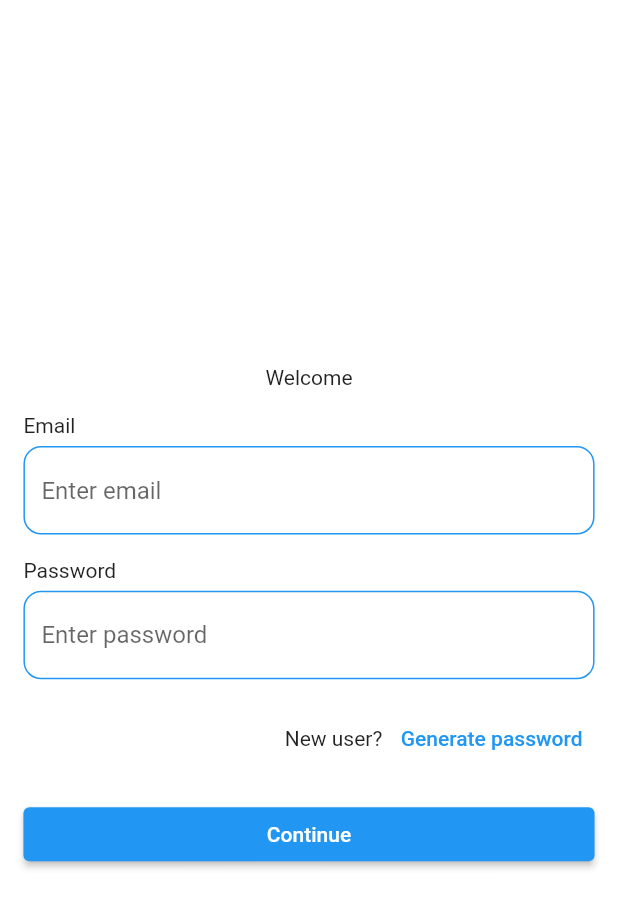
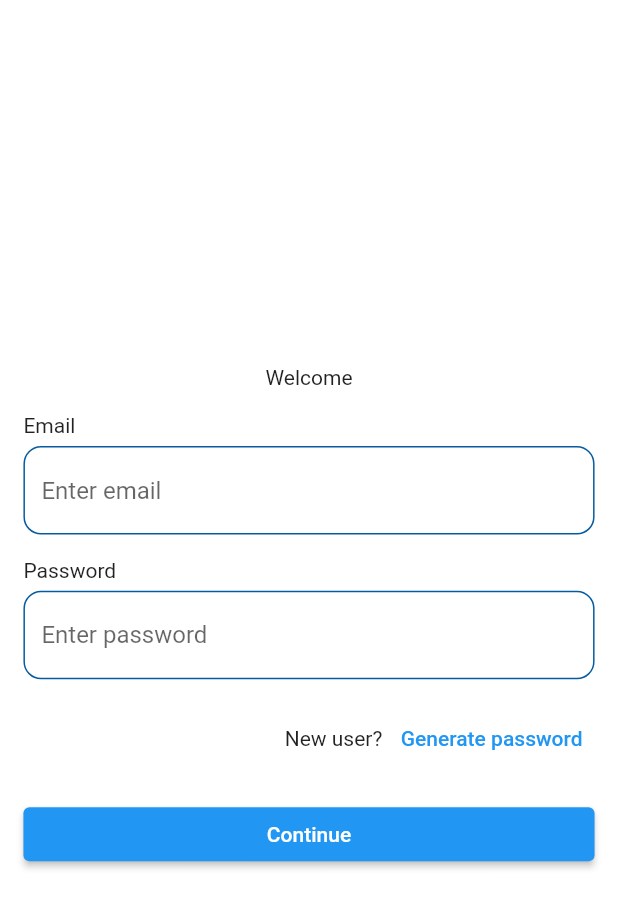
Before and after one commit to Karma-234/portfolio, a Flutter app: the screen it shows after launch, on a phone screen of 412 x 824 dp. Shown: the top 908 px of the screen. Run offline on Flutter 3.47's test engine with Material 2 defaults, Android fonts, the phone set to English and light mode, and no system bars; our stand-ins replace auto_route, firebase_auth, firebase_core, flutter_dotenv, flutter_mobx, flutter_screenutil and 5 more; accounts and stored records are empty; generated files the repository leaves out were written again.

Commit message:
Code format

```diff
--- a/lib/shared_widgets/input_field.dart
+++ b/lib/shared_widgets/input_field.dart
@@ -20,12 +20,12 @@ class AppInputField extends StatelessWidget {
   Widget build(BuildContext context) {
     late final border = OutlineInputBorder(
       borderRadius: BorderRadius.circular(12.r),
-      borderSide: const BorderSide(color: Colors.blue),
+      borderSide: const BorderSide(color: Color.fromARGB(255, 6, 91, 160)),
     );
     late final focusBorder = OutlineInputBorder(
       borderRadius: BorderRadius.circular(12.r),
       borderSide: const BorderSide(
-        color: Color.fromARGB(255, 6, 91, 160),
+        color: Colors.blue,
       ),
     );
     return TextFormField(
--- a/lib/view/home.dart
+++ b/lib/view/home.dart
@@ -10,7 +10,8 @@ class HomeView extends StatelessWidget {
   Widget build(BuildContext context) {
     return WillPopScope(
       onWillPop: () async => false,
-      child: const Column(
+      child: const Scaffold(
+        body: Column(
           crossAxisAlignment: CrossAxisAlignment.stretch,
           children: [
             AppText(
@@ -18,6 +19,7 @@ class HomeView extends StatelessWidget {
             ),
           ],
         ),
+      ),
     );
   }
 }
--- a/lib/view/login.dart
+++ b/lib/view/login.dart
@@ -8,6 +8,7 @@ import 'package:portfolio/core/di/locator.dart';
 import 'package:portfolio/core/routes/app_router.gr.dart';
 import 'package:portfolio/core/service/auth.dart';
 import 'package:portfolio/shared_widgets/app_button.dart';
+import 'package:portfolio/shared_widgets/app_text.dart';
 import 'package:portfolio/shared_widgets/input_field.dart';
 import 'package:portfolio/utils/extensions.dart';
 import 'package:portfolio/utils/password_generator.dart';
@@ -15,13 +16,31 @@ import 'package:portfolio/utils/password_generator.dart';
 import 'package:portfolio/view_model/login/login.dart';
 
 @RoutePage()
-class LoginView extends StatelessWidget {
+class LoginView extends StatefulWidget {
   const LoginView({super.key});
 
   @override
+  State<LoginView> createState() => _LoginViewState();
+}
+
+class _LoginViewState extends State<LoginView> {
+  late TextEditingController controller;
+  late final state = LoginState();
+  late final authService = locator<AppAuthenticationService>();
+  @override
+  void initState() {
+    super.initState();
+    controller = TextEditingController();
+  }
+
+  @override
+  void dispose() {
+    controller.dispose();
+    super.dispose();
+  }
+
+  @override
   Widget build(BuildContext context) {
-    late final state = LoginState();
-    late final authService = locator<AppAuthenticationService>();
     return Scaffold(
       body: SafeArea(
         minimum: EdgeInsets.all(16.r),
@@ -33,13 +52,15 @@ class LoginView extends StatelessWidget {
               'Welcome',
               textAlign: TextAlign.center,
             ),
-            const AppInputField(
+            AppInputField(
               hint: 'Enter email',
               header: 'Email',
+              onChanged: (value) => state.setEmail(value ?? ''),
             ),
-            const AppInputField(
+            AppInputField(
               hint: 'Enter password',
               header: 'Password',
+              controller: controller,
             ),
             Row(
               mainAxisAlignment: MainAxisAlignment.end,
@@ -47,7 +68,7 @@ class LoginView extends StatelessWidget {
                 const Text('New user?'),
                 TextButton(
                   onPressed: () {
-                    generatePassword();
+                    controller.text = generatePassword();
                   },
                   child: const Text('Generate password'),
                 )
@@ -63,6 +84,9 @@ class LoginView extends StatelessWidget {
                   state.setLoading(false);
                   if (res == null) {
                     context.router.popAndPush(const HomeView());
+                  } else {
+                    ScaffoldMessenger.of(context)
+                        .showSnackBar(SnackBar(content: AppText(text: res)));
                   }
                 },
               );
--- a/lib/view_model/login/login.dart
+++ b/lib/view_model/login/login.dart
@@ -17,9 +17,9 @@ abstract class AbstractLoginState with Store {
   bool isNewUser = false;
 
   @action
-  setEmail(String entry) => email = entry;
+  setEmail(String? entry) => email = entry ?? '';
   @action
-  setPassword(String entry) => password = entry;
+  setPassword(String? entry) => password = entry ?? "";
   @action
   setLoading(bool entry) => isLoading = entry;
 
```
Also changed, not shown: lib/core/service/auth.dart (+10 -6 lines), lib/view_model/login/login.g.dart. Lines whose indentation alone changed are shown as unchanged.
